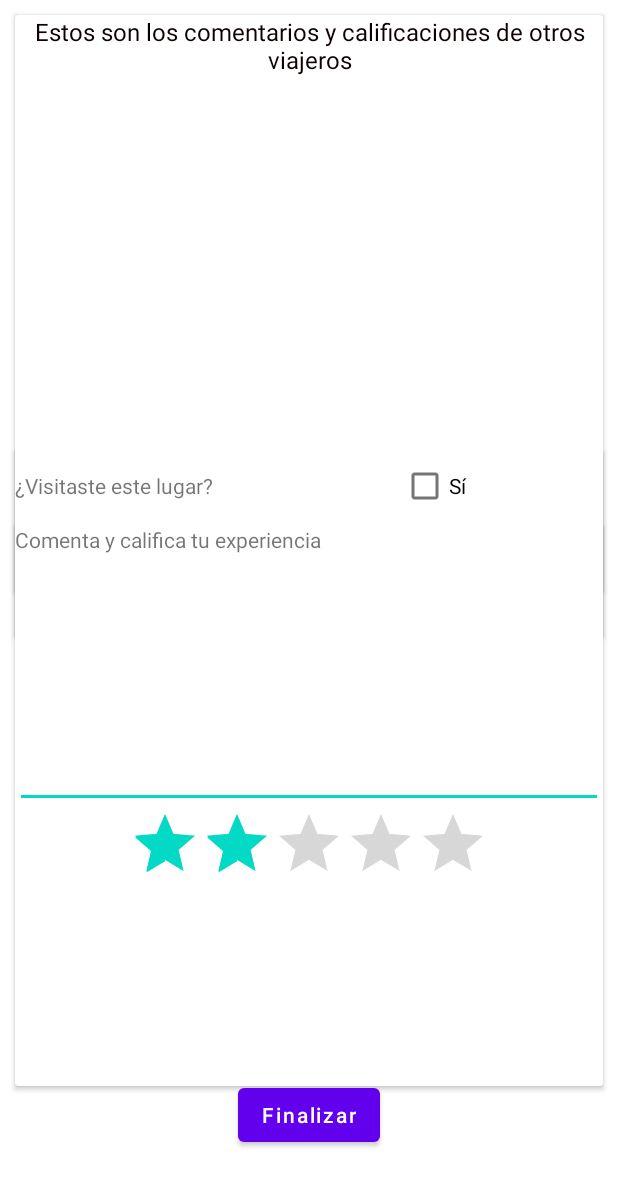
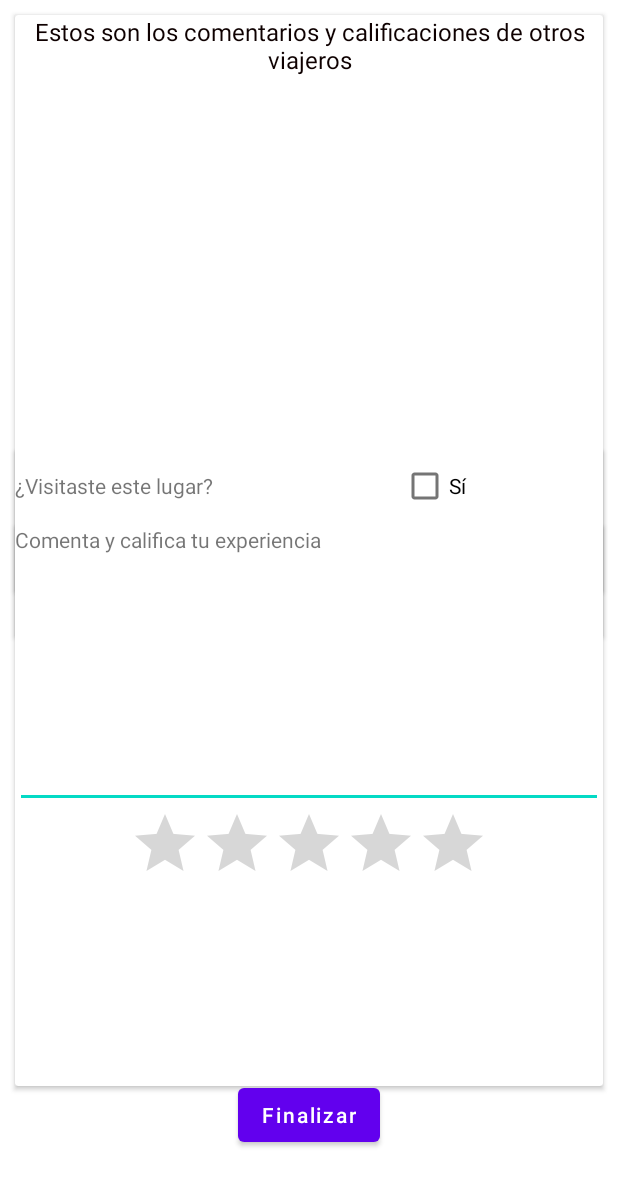
Before and after one commit to ElianaMarinRincon/TurisApp, an Android app: the screen it shows after launch (ComentariosCalificacion), on a phone screen of 412 x 824 dp. Shown: the top 1186 px of the screen. Run offline under Robolectric (Android 15) with nearby library versions, the phone set to English and light mode, and no system bars.

Commit message:
Actualice la barra de calificación

```diff
--- a/app/src/main/AndroidManifest.xml
+++ b/app/src/main/AndroidManifest.xml
@@ -10,13 +10,13 @@
         android:supportsRtl="true"
         android:theme="@style/Theme.TurisApp">
         <activity
-            android:name=".Formulario"
-            android:exported="false" />
-        <activity
             android:name=".Bienvenida"
             android:exported="false" />
         <activity
             android:name=".LoginActivity"
+            android:exported="false" />
+        <activity
+            android:name=".Formulario"
             android:exported="false" />
         <activity
             android:name=".LugarResultado"
--- a/app/src/main/res/layout/activity_comentarios_calificacion.xml
+++ b/app/src/main/res/layout/activity_comentarios_calificacion.xml
@@ -123,8 +123,7 @@
                 android:layout_width="wrap_content"
                 android:layout_height="wrap_content"
                 android:layout_gravity="center"
-                android:numStars="5"
-                android:rating="2" />
+                android:numStars="5" />
 
         </LinearLayout>
     </androidx.cardview.widget.CardView>
```
